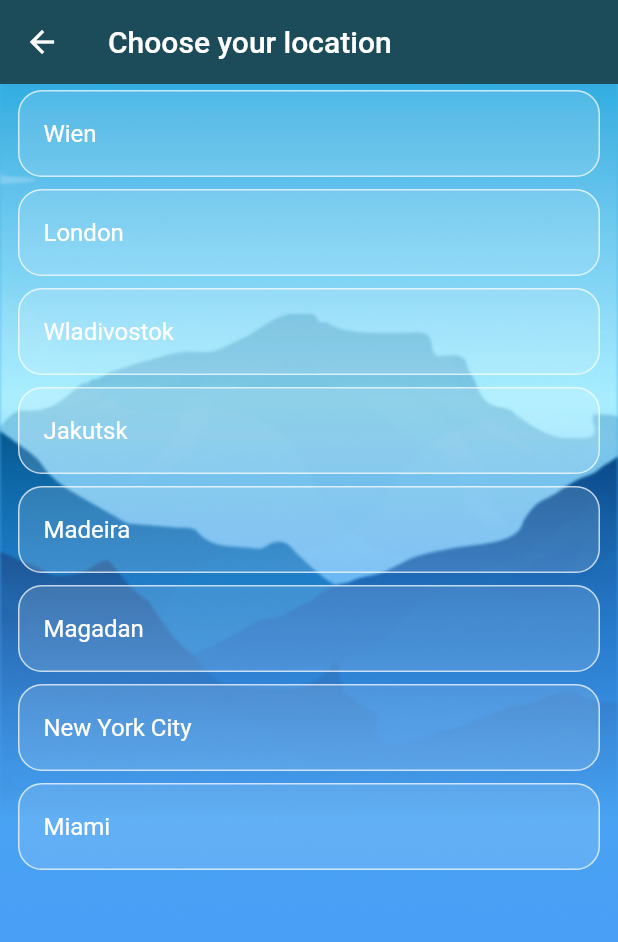
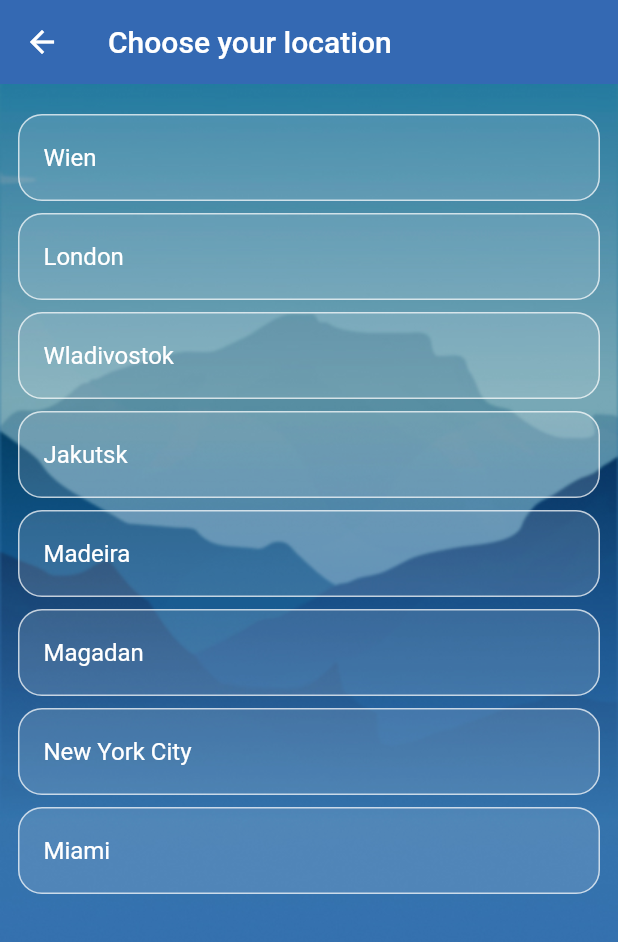
Before and after one commit to AlexanderMazurowski/AlexanderMazurowski, a Flutter app: the ChooseLocation screen opened by its route, on a phone screen of 412 x 824 dp. Shown: the top 942 px of the screen. Run offline on Flutter 3.47's test engine with Material 2 defaults, Android fonts, the phone set to English and light mode, and no system bars; our stand-ins replace flutter_svg, google_fonts; network calls fail; Roboto replaces fonts that are missing (Overpass).

Commit message:
design finish

```diff
--- a/lib/pages/choose_location.dart
+++ b/lib/pages/choose_location.dart
@@ -59,7 +59,7 @@ class _ChooseLocationState extends State<ChooseLocation> {
 
     return Scaffold(
       appBar: AppBar(
-        backgroundColor: Color(0xFF1C4C59),
+        backgroundColor: Color(0xFF3469B3),
         title: Text("Choose your location"),
         elevation: 0,
 
@@ -72,10 +72,12 @@ class _ChooseLocationState extends State<ChooseLocation> {
       body: Container(
         decoration: BoxDecoration(
           image: DecorationImage(
-            image: AssetImage('assets/location-background.png'),
+            image: AssetImage('assets/location-background.jpg'),
             fit: BoxFit.cover,
           ),
         ),
+        child: Padding(
+          padding: const EdgeInsets.only(top: 16),
           child: ListView.builder(
               itemCount: locations.length,
               itemBuilder: (context, index) {
@@ -116,6 +118,7 @@ class _ChooseLocationState extends State<ChooseLocation> {
                 );
               }),
         ),
+      ),
     );
   }
 }
--- a/pubspec.yaml
+++ b/pubspec.yaml
@@ -67,6 +67,7 @@ flutter:
     - assets/
     - assets/weathericonssvg/
     - assets/weathericons/
+    - assets/location-background.png
 
   # An image asset can refer to one or more resolution-specific "variants", see
   # https://flutter.dev/assets-and-images/#resolution-aware.
```
Also changed, not shown: assets/location-background.jpg (added). Lines whose indentation alone changed are shown as unchanged.
